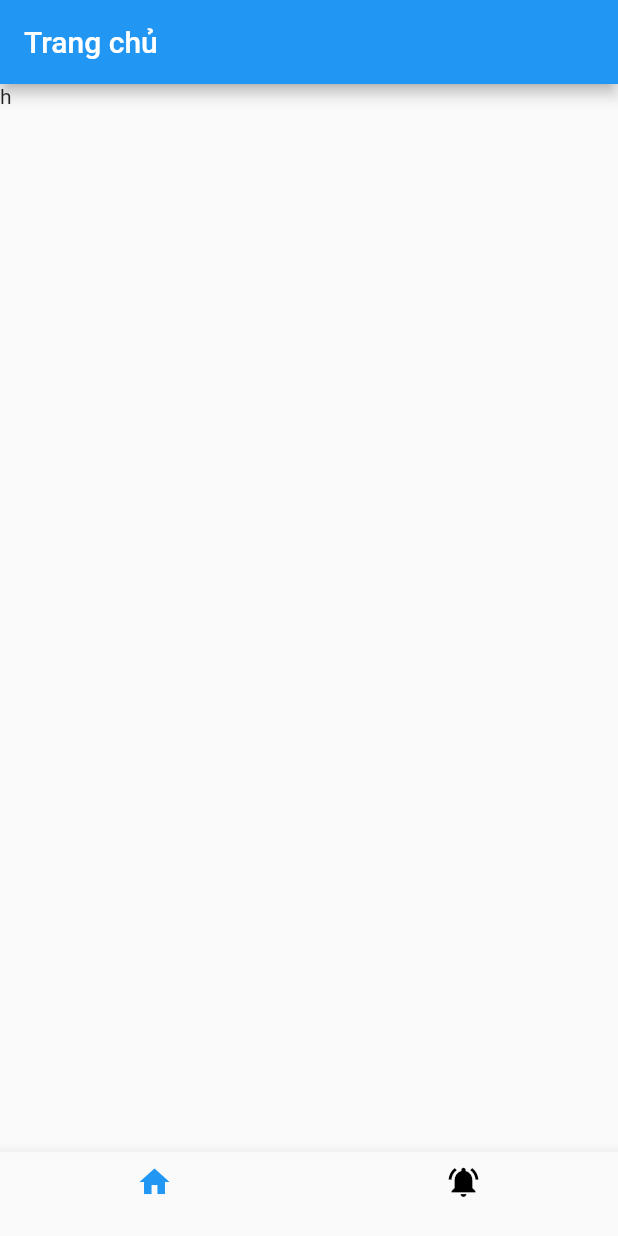
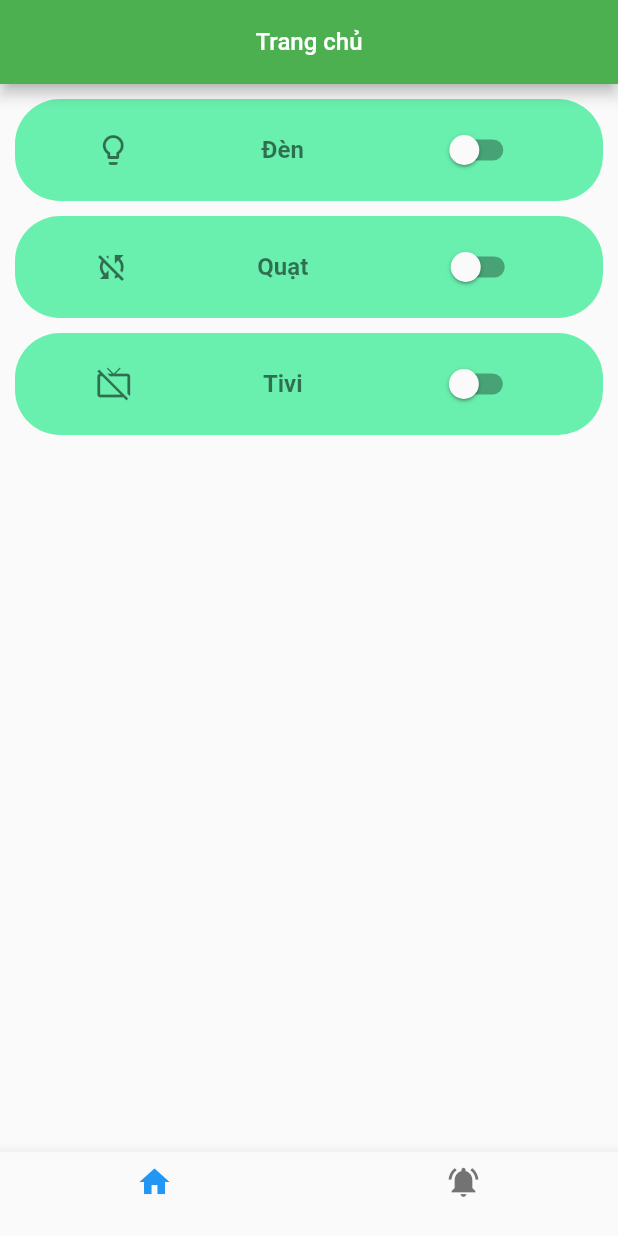
Before and after one commit to TranDuongGiaThinh/SmartHome, a Flutter app: the screen it shows after launch, on a phone screen of 412 x 824 dp. Run offline on Flutter 3.47's test engine with Material 2 defaults, Android fonts, the phone set to English and light mode, and no system bars.

```diff
--- /dev/null
+++ b/lib/home/device_presenter.dart
@@ -0,0 +1,34 @@
+import 'package:flutter/material.dart';
+import 'package:smart_home/models/device.dart';
+
+import '../constants.dart';
+
+class DevicePresenter {
+  DevicePresenter({required this.devices, required this.reload});
+  List<Device> devices;
+  Function reload;
+
+  static Future<List<Device>> getDevices() async {
+    return [
+      Device(id: 0, name: MyConstants.light, isOn: false),
+      Device(id: 1, name: MyConstants.fan, isOn: false),
+      Device(id: 2, name: MyConstants.tivi, isOn: false),
+    ];
+  }
+
+  onChangeValue(Device device) {
+    //sv
+    device.isOn = !device.isOn;
+    reload();
+  }
+
+  IconData getIconOfDevice(Device device){
+    if(device.name == MyConstants.light) {
+      return device.isOn ? Icons.lightbulb : Icons.lightbulb_outline;
+    } else if(device.name == MyConstants.fan) {
+      return device.isOn ? Icons.cyclone : Icons.sync_disabled_outlined;
+    } else {
+      return device.isOn ? Icons.tv : Icons.tv_off;
+    }
+  }
+}
--- a/lib/home/home_screen.dart
+++ b/lib/home/home_screen.dart
@@ -1,4 +1,6 @@
 import 'package:flutter/material.dart';
+import 'package:smart_home/home/custom_button.dart';
+import 'package:smart_home/home/device_presenter.dart';
 
 class HomeScreen extends StatefulWidget {
   const HomeScreen({super.key});
@@ -8,8 +10,33 @@ class HomeScreen extends StatefulWidget {
 }
 
 class _HomeScreenState extends State<HomeScreen> {
+  DevicePresenter? presenter;
+
+  @override
+  void initState() {
+    super.initState();
+
+    DevicePresenter.getDevices().then((value) {
+      presenter =
+          DevicePresenter(devices: value, reload: () => setState(() {}));
+      setState(() {});
+    });
+  }
+
   @override
   Widget build(BuildContext context) {
-    return ListView(children: [Text("h")],);
+    if (presenter == null) {
+      return Container();
+    }
+    return ListView(
+      padding: const EdgeInsets.all(10),
+      children: [
+        for (int i = 0; i < presenter!.devices.length; i++)
+          CustomButton(
+            device: presenter!.devices[i],
+            presenter: presenter!,
+          )
+      ],
+    );
   }
 }
--- a/lib/main.dart
+++ b/lib/main.dart
@@ -49,24 +49,35 @@ class _HomeState extends State<Home> {
   Widget build(BuildContext context) {
     return Scaffold(
       appBar: AppBar(
-          title: Text(seletectedIndex == MyConstants.homeIndex
-              ? MyConstants.home
-              : MyConstants.noti)),
+          title: Row(
+        mainAxisAlignment: MainAxisAlignment.center,
+        children: [
+          Text(
+            seletectedIndex == MyConstants.homeIndex
+                ? MyConstants.home
+                : MyConstants.noti,
+            style: const TextStyle(
+                fontSize: MyConstants.fontHeader,
+                color: MyConstants.colorTextWithBackground),
+          ),
+        ],
+      ),
+      backgroundColor: MyConstants.colorAppbar,),
       body: buildContentSeletected(),
       bottomNavigationBar: BottomNavigationBar(
         items: [
           BottomNavigationBarItem(
             icon: Icon(Icons.home,
                 color: seletectedIndex == MyConstants.homeIndex
-                    ? Colors.blue
-                    : Colors.black),
+                    ? MyConstants.colorIconSelected
+                    : MyConstants.colorIconUnselected),
             label: "",
           ),
           BottomNavigationBarItem(
             icon: Icon(Icons.notifications_active,
                 color: seletectedIndex == MyConstants.notiIndex
-                    ? Colors.blue
-                    : Colors.black),
+                    ? MyConstants.colorIconSelected
+                    : MyConstants.colorIconUnselected),
             label: "",
           ),
         ],
--- /dev/null
+++ b/lib/models/device.dart
@@ -0,0 +1,7 @@
+class Device {
+  int id;
+  String name;
+  bool isOn;
+
+  Device({required this.id, required this.name, required this.isOn});
+}
--- a/lib/notification/noti_screen.dart
+++ b/lib/notification/noti_screen.dart
@@ -1,4 +1,6 @@
 import 'package:flutter/material.dart';
+
+import '../constants.dart';
 
 class NotiScreen extends StatefulWidget {
   const NotiScreen({super.key});
@@ -10,6 +12,15 @@ class NotiScreen extends StatefulWidget {
 class _NotiScreenState extends State<NotiScreen> {
   @override
   Widget build(BuildContext context) {
-    return ListView(children: [Text("tb")],);
+    return ListView(
+      padding: const EdgeInsets.all(10),
+      children: const [
+        Text(
+          "tbbbbbbbbbbb",
+          style: TextStyle(
+              fontSize: MyConstants.fontText, color: MyConstants.colorText),
+        )
+      ],
+    );
   }
 }
```
